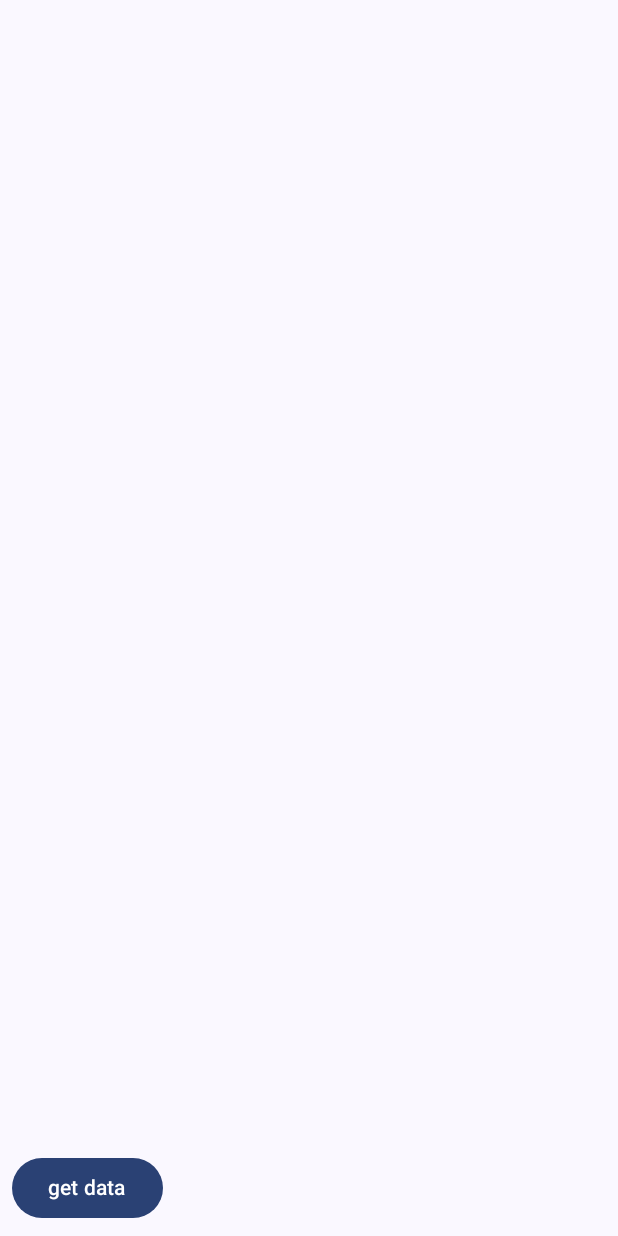
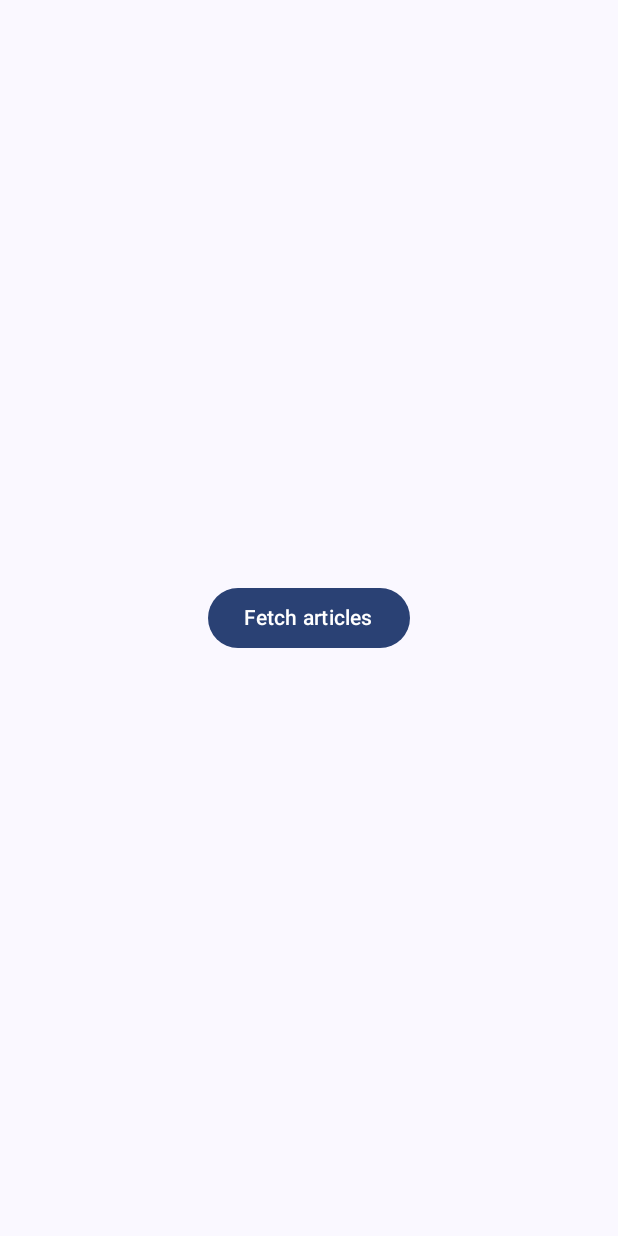
Before and after one commit to gunadermawan/android-course, an Android app built with Jetpack Compose: the ComposeActivity screen opened directly, with no data from a screen before it, on a phone screen of 412 x 824 dp. Run offline under Robolectric (Android 15) with nearby library versions, the phone set to English and light mode, and no system bars; our stand-ins replace livedata-compose.

Commit message:
course: viewmodel

```diff
--- a/app/build.gradle.kts
+++ b/app/build.gradle.kts
@@ -63,6 +63,8 @@ dependencies {
     implementation(libs.androidx.ui.graphics)
     implementation(libs.androidx.ui.tooling.preview)
     implementation(libs.androidx.material3)
+    implementation(libs.androidx.lifecycle.viewmodel.compose)
+    implementation(libs.androidx.runtime.livedata)
     testImplementation(libs.junit)
     androidTestImplementation(libs.androidx.junit)
     androidTestImplementation(libs.androidx.espresso.core)
--- a/app/src/main/java/com/gun/course/ComposeActivity.kt
+++ b/app/src/main/java/com/gun/course/ComposeActivity.kt
@@ -1,10 +1,10 @@
 package com.gun.course
 
 import android.os.Bundle
-import android.util.Log
 import androidx.activity.ComponentActivity
 import androidx.activity.compose.setContent
 import androidx.activity.enableEdgeToEdge
+import androidx.compose.foundation.layout.Arrangement
 import androidx.compose.foundation.layout.Column
 import androidx.compose.foundation.layout.fillMaxSize
 import androidx.compose.foundation.layout.padding
@@ -15,17 +15,13 @@ import androidx.compose.material3.Scaffold
 import androidx.compose.material3.Text
 import androidx.compose.runtime.Composable
 import androidx.compose.runtime.getValue
-import androidx.compose.runtime.mutableStateOf
-import androidx.compose.runtime.remember
-import androidx.compose.runtime.rememberCoroutineScope
-import androidx.compose.runtime.setValue
+import androidx.compose.runtime.livedata.observeAsState
+import androidx.compose.ui.Alignment
 import androidx.compose.ui.Modifier
 import androidx.compose.ui.tooling.preview.Preview
-import androidx.compose.ui.unit.dp
-import com.gun.course.model.Post
-import com.gun.course.network.RetrofitInstance
+import androidx.lifecycle.viewmodel.compose.viewModel
 import com.gun.course.ui.theme.CourseAppTheme
-import kotlinx.coroutines.launch
+import com.gun.course.viewmodel.ArticleViewModel
 
 class ComposeActivity : ComponentActivity() {
     override fun onCreate(savedInstanceState: Bundle?) {
@@ -34,50 +30,40 @@ class ComposeActivity : ComponentActivity() {
         setContent {
             CourseAppTheme {
                 Scaffold(modifier = Modifier.fillMaxSize()) { innerPadding ->
-                    NetworkRequest(modifier = Modifier.padding(innerPadding))
+                    ArticleScreen(modifier = Modifier.padding(innerPadding))
                 }
             }
         }
     }
 }
 
+@Composable
+fun ArticleScreen(modifier: Modifier = Modifier) {
+    val viewModel: ArticleViewModel = viewModel()
+    val articles by viewModel.articles.observeAsState(emptyList())
 
-@Composable
-fun NetworkRequest(modifier: Modifier = Modifier) {
-    var posts by remember {
-        mutableStateOf<List<Post>>(emptyList())
-    }
-    val scope = rememberCoroutineScope()
     Column(
-        modifier = Modifier
-            .fillMaxSize()
-            .padding(8.dp)
+        modifier = modifier.fillMaxSize(),
+        horizontalAlignment = Alignment.CenterHorizontally,
+        verticalArrangement = Arrangement.Center
     ) {
-        LazyColumn(modifier = Modifier.weight(1f)) {
-            items(posts) { post ->
-                Text(text = post.title, modifier = Modifier.padding(bottom = 16.dp))
+        LazyColumn {
+            items(articles) { articles ->
+                Text(text = articles.title)
+                Text(text = articles.content)
             }
         }
-        Button(onClick = {
-            scope.launch {
-                try {
-                    val post = RetrofitInstance.api.getPost()
-                    posts = post.take(10)
-                    Log.d("TAG DEBOS", "NetworkRequest: enter try")
-                } catch (e: Exception) {
-                    Log.e("TAG ERROR", "NetworkRequest: ${e.message}")
-                }
-            }
-        }) {
-            Text(text = "get data")
+        Button(onClick = { viewModel.fetchArticles() }) {
+            Text(text = "Fetch articles")
         }
     }
+
 }
 
 @Preview(showBackground = true)
 @Composable
 fun GreetingPreview() {
     CourseAppTheme {
-        NetworkRequest()
+        ArticleScreen()
     }
 }
--- /dev/null
+++ b/app/src/main/java/com/gun/course/model/Article.kt
@@ -0,0 +1,3 @@
+package com.gun.course.model
+
+data class Article(val title: String, val content: String)
--- a/gradle/libs.versions.toml
+++ b/gradle/libs.versions.toml
@@ -16,6 +16,8 @@ lifecycleRuntimeKtx = "2.8.3"
 activityCompose = "1.9.0"
 composeBom = "2023.08.00"
 retrofit = "2.9.0"
+lifecycleViewmodelCompose = "2.8.4"
+runtimeLivedata = "1.6.8"
 
 [libraries]
 androidx-core-ktx = { group = "androidx.core", name = "core-ktx", version.ref = "coreKtx" }
@@ -40,6 +42,8 @@ androidx-ui-test-manifest = { group = "androidx.compose.ui", name = "ui-test-man
 androidx-ui-test-junit4 = { group = "androidx.compose.ui", name = "ui-test-junit4" }
 androidx-material3 = { group = "androidx.compose.material3", name = "material3" }
 retrofit = { module = "com.squareup.retrofit2:retrofit", version.ref = "retrofit" }
+androidx-lifecycle-viewmodel-compose = { group = "androidx.lifecycle", name = "lifecycle-viewmodel-compose", version.ref = "lifecycleViewmodelCompose" }
+androidx-runtime-livedata = { group = "androidx.compose.runtime", name = "runtime-livedata", version.ref = "runtimeLivedata" }
 
 [plugins]
 android-application = { id = "com.android.application", version.ref = "agp" }
```
Also changed, not shown: app/src/main/java/com/gun/course/viewmodel/ArticleViewModel.kt (added, +26 -0 lines).
